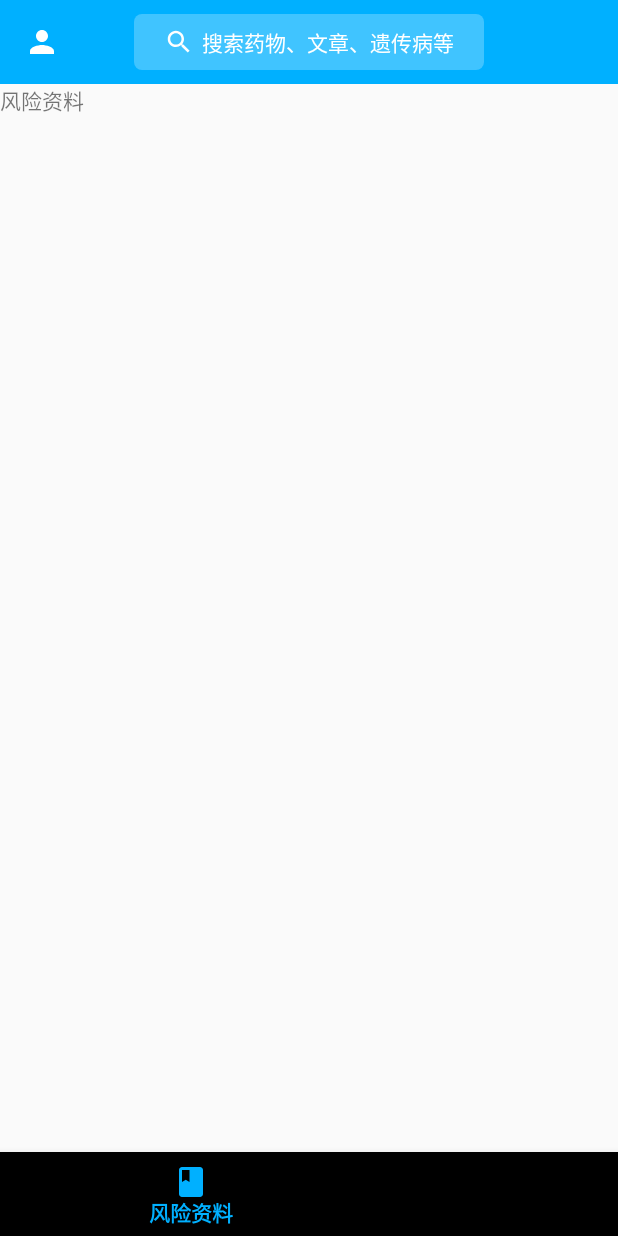
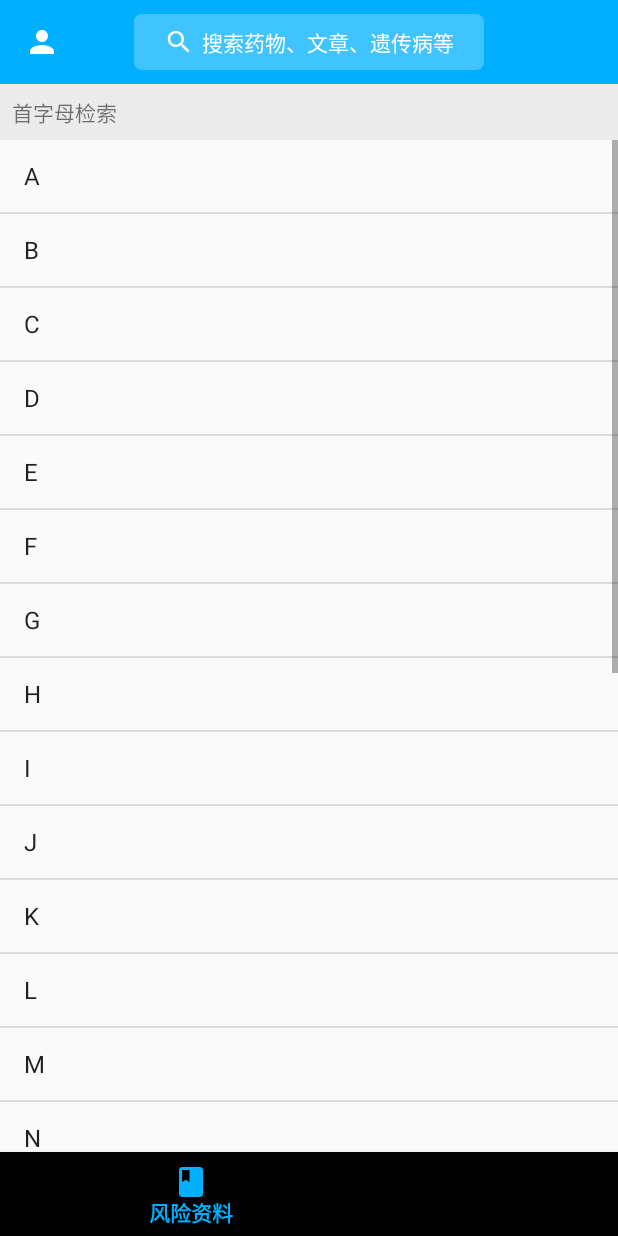
Before and after one commit to yforyoung/ObstetriciansAssistant, an Android app: the screen it shows after launch (MainActivity), item 2 of the bottom bar chosen, on a phone screen of 412 x 824 dp. Run offline under Robolectric (Android 15) with nearby library versions, the phone set to English and light mode, and no system bars; 1 statement that could not run was skipped.

Commit message:
Home\Risk部分布局

```diff
--- a/app/src/main/java/com/yyl/obstetriciansassistant/model/RiskMedicineModel.kt
+++ b/app/src/main/java/com/yyl/obstetriciansassistant/model/RiskMedicineModel.kt
@@ -1,8 +1,11 @@
 package com.yyl.obstetriciansassistant.model
 
 import com.yyl.obstetriciansassistant.beans.Medicine
+import com.yyl.obstetriciansassistant.beans.Risk
 
 interface RiskMedicineModel {
-    fun getRiskMedicine():List<Medicine>
+    fun getRiskMedicine():List<Risk>
+    fun getRiskMedicineListFromInitail(s:String):List<Medicine>
     fun getHotRiskMedicine():List<Medicine>
+    fun getInitial():List<String>
 }
--- a/app/src/main/java/com/yyl/obstetriciansassistant/model/RiskMedicineModelImpl.kt
+++ b/app/src/main/java/com/yyl/obstetriciansassistant/model/RiskMedicineModelImpl.kt
@@ -1,10 +1,62 @@
 package com.yyl.obstetriciansassistant.model
 
 import com.yyl.obstetriciansassistant.beans.Medicine
+import com.yyl.obstetriciansassistant.beans.Risk
 
 class RiskMedicineModelImpl :RiskMedicineModel {
-    override fun getRiskMedicine(): List<Medicine> {
-        TODO("not implemented") //To change body of created functions use File | Settings | File Templates.
+    override fun getInitial(): List<String> {
+        return arrayListOf("A","B","C","D","E","F","G","H","I","J","K","L","M","N","O","P","Q","R","S","T","U","V","W","X","Y","Z")
+    }
+
+    override fun getRiskMedicineListFromInitail(s: String): List<Medicine> {
+        val r1=Medicine("medicine test1","medicine content")
+        val r2=Medicine("medicine test2","medicine content")
+        val r3=Medicine("medicine test","medicine content")
+        val r4=Medicine("medicine test","medicine content")
+        val r5=Medicine("medicine test","medicine content")
+        val r6=Medicine("medicine test","medicine content")
+
+        return arrayListOf(r1,r2,r3,r4,r5,r6)
+    }
+    /* val A=Risk("A")
+     val B=Risk("B")
+     val C=Risk("C")
+     val D=Risk(0,"D")
+     val E=Risk(0,"E")
+     val F=Risk(0,"F")
+     val G=Risk(0,"G")
+     val H=Risk(0,"H")
+     val I=Risk(0,"I")
+     val J=Risk(0,"J")
+     val K=Risk(0,"K")
+     val L=Risk(0,"L")
+     val M=Risk(0,"M")
+     val N=Risk(0,"N")
+     val O=Risk(0,"O")
+     val P=Risk(0,"P")
+     val Q=Risk(0,"Q")
+     val R=Risk(0,"R")
+     val S=Risk(0,"S")
+     val T=Risk(0,"T")
+     val U=Risk(0,"U")
+     val V=Risk(0,"V")
+     val W=Risk(0,"W")
+     val X=Risk(0,"X")
+     val Y=Risk(0,"Y")
+     val Z=Risk(0,"Z")
+
+     return arrayListOf(A,B,C,D,E,F,G,H,I,J,K,L,M,N,O,P,Q,R,S,T,U,V,W,X,Y,Z)*/
+
+    override fun getRiskMedicine(): List<Risk> {
+        val medicine=Medicine("medicine test","medicine content")
+        val r1=Risk("A",medicine)
+        val r2=Risk("A",medicine)
+        val r3=Risk("B",medicine)
+        val r4=Risk("C",medicine)
+        val r5=Risk("D",medicine)
+        val r6=Risk("E",medicine)
+
+        return arrayListOf(r1,r2,r3,r4,r5,r6)
     }
 
     override fun getHotRiskMedicine(): List<Medicine> {
--- a/app/src/main/java/com/yyl/obstetriciansassistant/view/fragments/RiskFragment.kt
+++ b/app/src/main/java/com/yyl/obstetriciansassistant/view/fragments/RiskFragment.kt
@@ -1,18 +1,50 @@
 package com.yyl.obstetriciansassistant.view.fragments
 
+import android.content.Intent
 import android.os.Bundle
 import android.support.v4.app.Fragment
 import android.view.LayoutInflater
 import android.view.View
 import android.view.ViewGroup
+import android.widget.AdapterView
+import android.widget.ArrayAdapter
 import com.yyl.obstetriciansassistant.R
+import com.yyl.obstetriciansassistant.model.RiskMedicineModel
+import com.yyl.obstetriciansassistant.model.RiskMedicineModelImpl
+import com.yyl.obstetriciansassistant.view.activities.RiskMoreActivity
+import kotlinx.android.synthetic.main.fragment_risk.*
 
-class RiskFragment:Fragment() {
+class RiskFragment : Fragment() {
+    private lateinit var adapter: ArrayAdapter<String>
+    private val riskMedicineModel: RiskMedicineModel = RiskMedicineModelImpl()
     override fun onCreateView(inflater: LayoutInflater, container: ViewGroup?, savedInstanceState: Bundle?): View? {
-        return inflater.inflate(R.layout.fragment_risk,container,false)
+        return inflater.inflate(R.layout.fragment_risk, container, false)
     }
 
     override fun onActivityCreated(savedInstanceState: Bundle?) {
         super.onActivityCreated(savedInstanceState)
+        initRisk()
     }
+
+    private fun initRisk() {
+        adapter = ArrayAdapter(
+            activity!!,
+            android.R.layout.simple_list_item_1,
+            android.R.id.text1,
+            riskMedicineModel.getInitial()
+        )
+        initial_list_view.adapter = adapter
+        initial_list_view.onItemClickListener =
+            AdapterView.OnItemClickListener { _, _, position, _ ->
+                run {
+                    val intent = Intent(activity, RiskMoreActivity::class.java)
+                    intent.putExtra("initial", riskMedicineModel.getInitial()[position])
+                    startActivity(intent)
+                }
+            }
+    }
+
+
+
+
 }
--- /dev/null
+++ b/app/src/main/res/drawable/ic_arrow_back.xml
@@ -0,0 +1,5 @@
+<vector android:height="24dp" android:tint="#FFFFFF"
+    android:viewportHeight="24.0" android:viewportWidth="24.0"
+    android:width="24dp" xmlns:android="http://schemas.android.com/apk/res/android">
+    <path android:fillColor="#FF000000" android:pathData="M20,11H7.83l5.59,-5.59L12,4l-8,8 8,8 1.41,-1.41L7.83,13H20v-2z"/>
+</vector>
--- a/app/src/main/res/layout/fragment_risk.xml
+++ b/app/src/main/res/layout/fragment_risk.xml
@@ -1,9 +1,19 @@
 <?xml version="1.0" encoding="utf-8"?>
-<android.support.constraint.ConstraintLayout
-    xmlns:android="http://schemas.android.com/apk/res/android" android:layout_width="match_parent"
-    android:layout_height="match_parent">
+<LinearLayout
+        xmlns:android="http://schemas.android.com/apk/res/android" xmlns:app="http://schemas.android.com/apk/res-auto"
+        android:layout_width="match_parent"
+        android:orientation="vertical"
+        android:layout_height="match_parent">
     <TextView
-        android:layout_width="wrap_content"
-        android:layout_height="wrap_content"
-        android:text="风险资料" />
-</android.support.constraint.ConstraintLayout>
+            android:text="首字母检索"
+            android:padding="8dp"
+            android:background="#EBEBEB"
+            android:layout_width="match_parent"
+            android:layout_height="wrap_content"/>
+
+    <ListView
+            android:id="@+id/initial_list_view"
+            android:layout_width="match_parent"
+            android:layout_height="match_parent"
+            app:layout_constraintTop_toTopOf="parent"/>
+</LinearLayout>
```
Also changed, not shown: app/src/main/AndroidManifest.xml (+8 -5 lines), app/src/main/java/com/yyl/obstetriciansassistant/beans/Risk.kt (+10 -0 lines), app/src/main/java/com/yyl/obstetriciansassistant/view/activities/RiskMoreActivity.kt (added, +57 -0 lines), app/src/main/java/com/yyl/obstetriciansassistant/view/adapter/RiskAdapter.kt (added, +35 -0 lines), app/src/main/res/layout/activity_risk_more.xml (added, +33 -0 lines), app/src/main/res/layout/fragment_qa.xml (+7 -6 lines), 1 other file.
